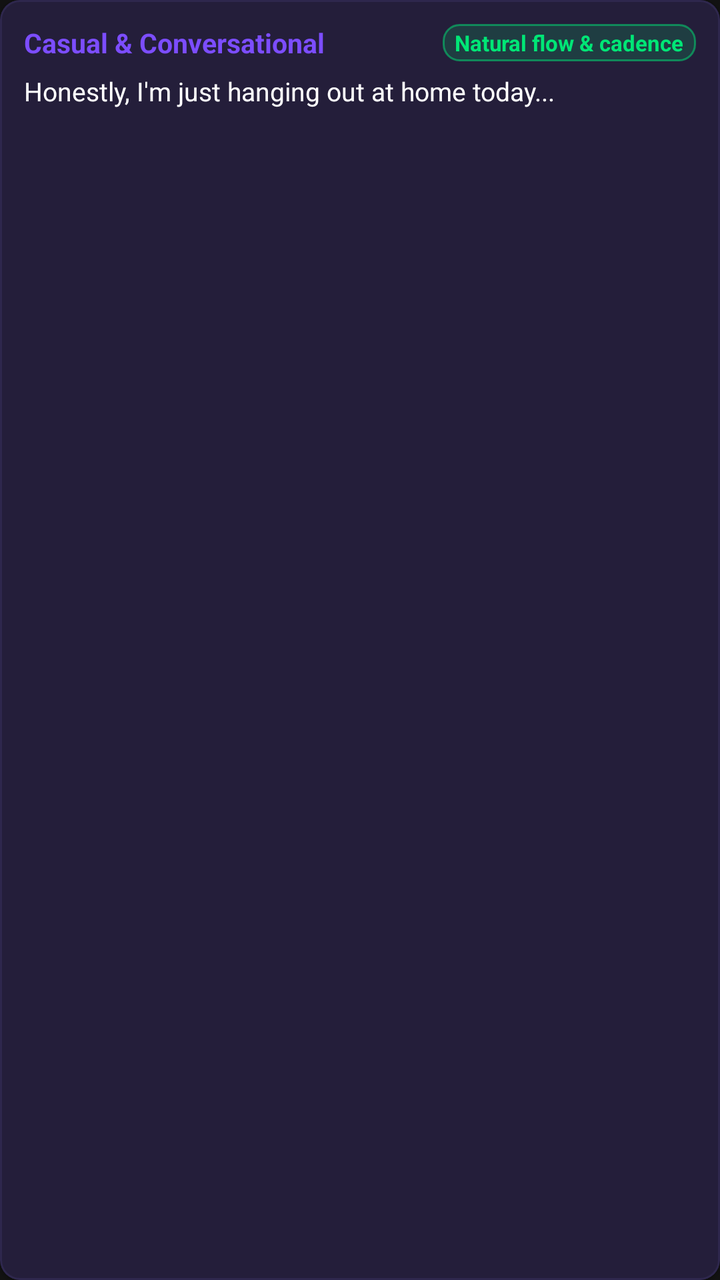
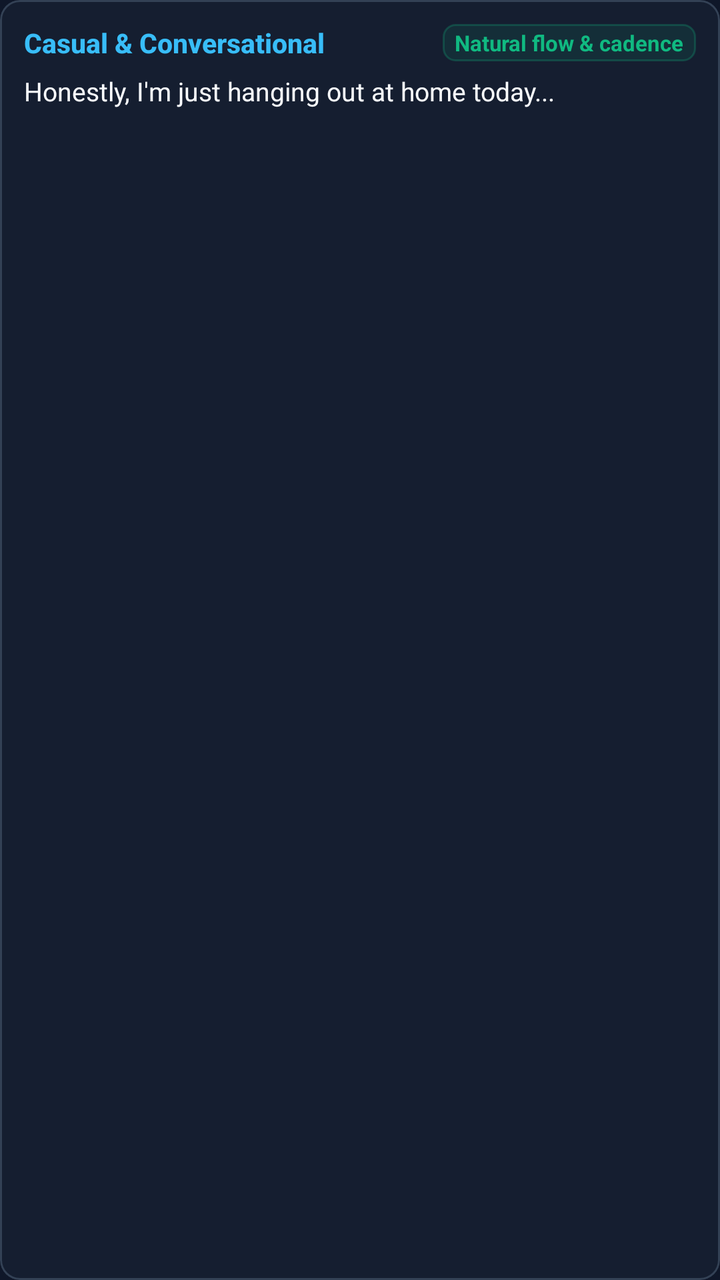

The first picture is an Android layout as it rendered before a commit; the second is the same layout after the commit. The layout source and the unified diff follow.
<!-- AndroidManifest.xml: application theme Theme.IndicVoice -->
<!-- res/layout/item_example_script.xml -->
<?xml version="1.0" encoding="utf-8"?>
<com.google.android.material.card.MaterialCardView xmlns:android="http://schemas.android.com/apk/res/android"
    xmlns:app="http://schemas.android.com/apk/res-auto"
    android:layout_width="match_parent"
    android:layout_height="wrap_content"
    android:layout_marginBottom="10dp"
    android:clickable="true"
    android:focusable="true"
    app:cardBackgroundColor="@color/surface_dark"
    app:cardCornerRadius="10dp"
    app:cardElevation="1dp"
    app:strokeColor="@color/card_stroke"
    app:strokeWidth="1dp">

    <LinearLayout
        android:layout_width="match_parent"
        android:layout_height="wrap_content"
        android:orientation="vertical"
        android:padding="12dp">

        <LinearLayout
            android:layout_width="match_parent"
            android:layout_height="wrap_content"
            android:gravity="center_vertical"
            android:orientation="horizontal">

            <TextView
                android:id="@+id/tvScriptTitle"
                android:layout_width="0dp"
                android:layout_height="wrap_content"
                android:layout_weight="1"
                android:text="Casual &amp; Conversational"
                android:textColor="@color/primary"
                android:textSize="13.5sp"
                android:textStyle="bold" />

            <TextView
                android:id="@+id/tvScriptBadge"
                android:layout_width="wrap_content"
                android:layout_height="wrap_content"
                android:background="@drawable/bg_pill_rtf"
                android:paddingStart="6dp"
                android:paddingTop="2dp"
                android:paddingEnd="6dp"
                android:paddingBottom="2dp"
                android:text="Natural flow &amp; cadence"
                android:textColor="@color/accent_green"
                android:textSize="11sp"
                android:textStyle="bold" />
        </LinearLayout>

        <TextView
            android:id="@+id/tvScriptText"
            android:layout_width="match_parent"
            android:layout_height="wrap_content"
            android:layout_marginTop="6dp"
            android:lineSpacingExtra="2dp"
            android:text="Honestly, I'm just hanging out at home today..."
            android:textColor="@color/text_primary"
            android:textSize="13sp" />

    </LinearLayout>
</com.google.android.material.card.MaterialCardView>
<!-- resources referenced by this layout -->
<resources>
  <color name="accent_green">#00E676</color>
  <color name="card_stroke">#2E274D</color>
  <color name="primary">#7C4DFF</color>
  <color name="surface_dark">#241E3A</color>
  <color name="text_primary">#FFFFFF</color>
  <!-- drawable bg_pill_rtf (drawable) -->
  <?xml version="1.0" encoding="utf-8"?>
  <shape xmlns:android="http://schemas.android.com/apk/res/android"
      android:shape="rectangle">
      <solid android:color="#2600E676" />
      <corners android:radius="8dp" />
      <stroke
          android:width="1dp"
          android:color="#8000E676" />
  </shape>
  <style name="Theme.IndicVoice" parent="Theme.Material3.DayNight.NoActionBar">
          <item name="colorPrimary">@color/primary</item>
          <item name="colorPrimaryInverse">@color/primary_variant</item>
          <item name="colorSecondary">@color/secondary</item>
          <item name="android:statusBarColor">@color/background_dark</item>
          <item name="android:windowBackground">@color/background_dark</item>
          <item name="colorSurface">@color/card_dark</item>
          <item name="colorOnSurface">@color/text_primary</item>
      </style>
  <color name="primary_variant">#651FFF</color>
  <color name="secondary">#00E5FF</color>
  <color name="background_dark">#121212</color>
  <color name="card_dark">#1A162B</color>
</resources>

<!-- the commit's change to res/layout/item_example_script.xml (unified diff, before → after) -->
@@ -8,7 +8,7 @@
     android:focusable="true"
     app:cardBackgroundColor="@color/surface_dark"
     app:cardCornerRadius="10dp"
-    app:cardElevation="1dp"
+    app:cardElevation="0dp"
     app:strokeColor="@color/card_stroke"
     app:strokeWidth="1dp">
 
@@ -29,8 +29,9 @@
                 android:layout_width="0dp"
                 android:layout_height="wrap_content"
                 android:layout_weight="1"
+                android:fontFamily="sans-serif-medium"
                 android:text="Casual &amp; Conversational"
-                android:textColor="@color/primary"
+                android:textColor="@color/secondary"
                 android:textSize="13.5sp"
                 android:textStyle="bold" />
 
@@ -58,6 +59,5 @@
             android:text="Honestly, I'm just hanging out at home today..."
             android:textColor="@color/text_primary"
             android:textSize="13sp" />
-
     </LinearLayout>
 </com.google.android.material.card.MaterialCardView>
<!-- resource entries referenced after the edit -->
@@ -1,32 +1,37 @@
 <!-- resources referenced by this layout -->
 <resources>
-  <color name="accent_green">#00E676</color>
-  <color name="card_stroke">#2E274D</color>
-  <color name="primary">#7C4DFF</color>
-  <color name="surface_dark">#241E3A</color>
-  <color name="text_primary">#FFFFFF</color>
+  <color name="accent_green">#10B981</color>
+  <color name="card_stroke">#334155</color>
+  <color name="primary">#2563EB</color>
+  <color name="surface_dark">#151E30</color>
+  <color name="text_primary">#F8FAFC</color>
   <!-- drawable bg_pill_rtf (drawable) -->
   <?xml version="1.0" encoding="utf-8"?>
   <shape xmlns:android="http://schemas.android.com/apk/res/android"
       android:shape="rectangle">
-      <solid android:color="#2600E676" />
-      <corners android:radius="8dp" />
+      <solid android:color="#1A10B981" />
+      <corners android:radius="6dp" />
       <stroke
           android:width="1dp"
-          android:color="#8000E676" />
+          android:color="#4010B981" />
   </shape>
   <style name="Theme.IndicVoice" parent="Theme.Material3.DayNight.NoActionBar">
           <item name="colorPrimary">@color/primary</item>
           <item name="colorPrimaryInverse">@color/primary_variant</item>
           <item name="colorSecondary">@color/secondary</item>
           <item name="android:statusBarColor">@color/background_dark</item>
+          <item name="android:navigationBarColor">@color/background_dark</item>
           <item name="android:windowBackground">@color/background_dark</item>
           <item name="colorSurface">@color/card_dark</item>
           <item name="colorOnSurface">@color/text_primary</item>
+          <item name="colorSurfaceVariant">@color/surface_dark</item>
+          <item name="colorOnSurfaceVariant">@color/text_secondary</item>
+          <item name="colorOutline">@color/card_stroke</item>
       </style>
-  <color name="primary_variant">#651FFF</color>
-  <color name="secondary">#00E5FF</color>
-  <color name="background_dark">#121212</color>
-  <color name="card_dark">#1A162B</color>
+  <color name="primary_variant">#1D4ED8</color>
+  <color name="secondary">#38BDF8</color>
+  <color name="background_dark">#0F1729</color>
+  <color name="card_dark">#1E293B</color>
+  <color name="text_secondary">#94A3B8</color>
 </resources>
 
